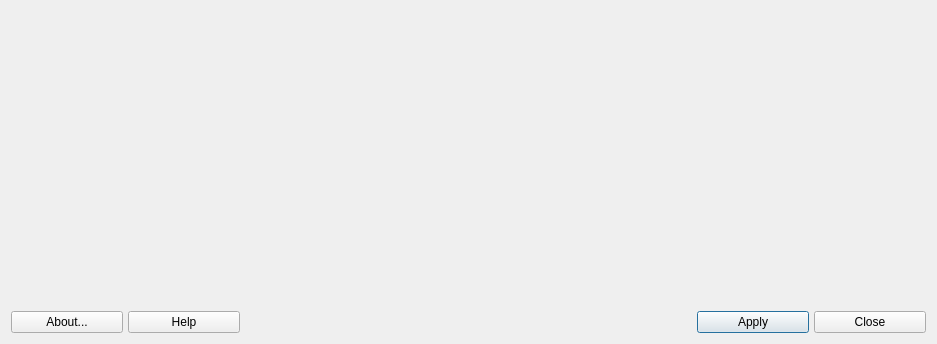
First picture: the form in mainwindow.ui, repository dolphinoracle/mx-locale, before the edit.
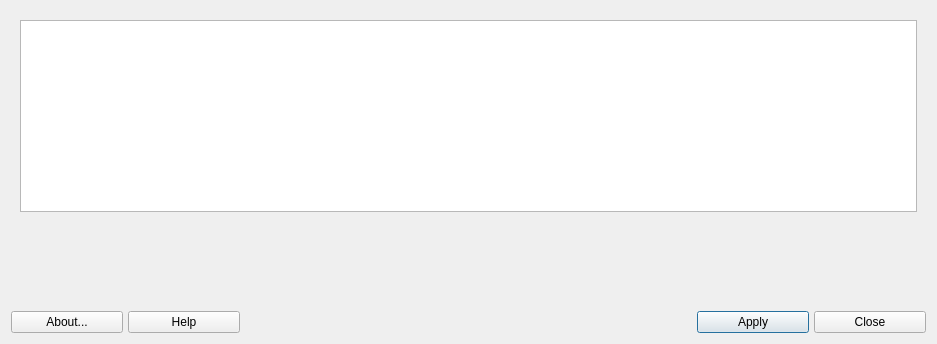
Second picture: the form after the edit. Icons and pictures are not drawn.

Commit message: cleanup from old code, list some available locales

What changed in the file:
```diff
--- a/mainwindow.ui
+++ b/mainwindow.ui
@@ -31,10 +31,7 @@
      </property>
      <widget class="QWidget" name="selectionPage">
       <layout class="QGridLayout" name="gridLayout_4">
-       <item row="0" column="0">
-        <layout class="QGridLayout" name="gridLayout"/>
-       </item>
-       <item row="1" column="0">
+       <item row="2" column="0">
         <spacer name="verticalSpacer_2">
          <property name="orientation">
           <enum>Qt::Vertical</enum>
@@ -47,6 +44,9 @@
          </property>
         </spacer>
        </item>
+       <item row="0" column="0">
+        <widget class="QListWidget" name="listWidgetAvailableLocales"/>
+       </item>
       </layout>
      </widget>
      <widget class="QWidget" name="outputPage">
```
The commit also changes 4 other files.
